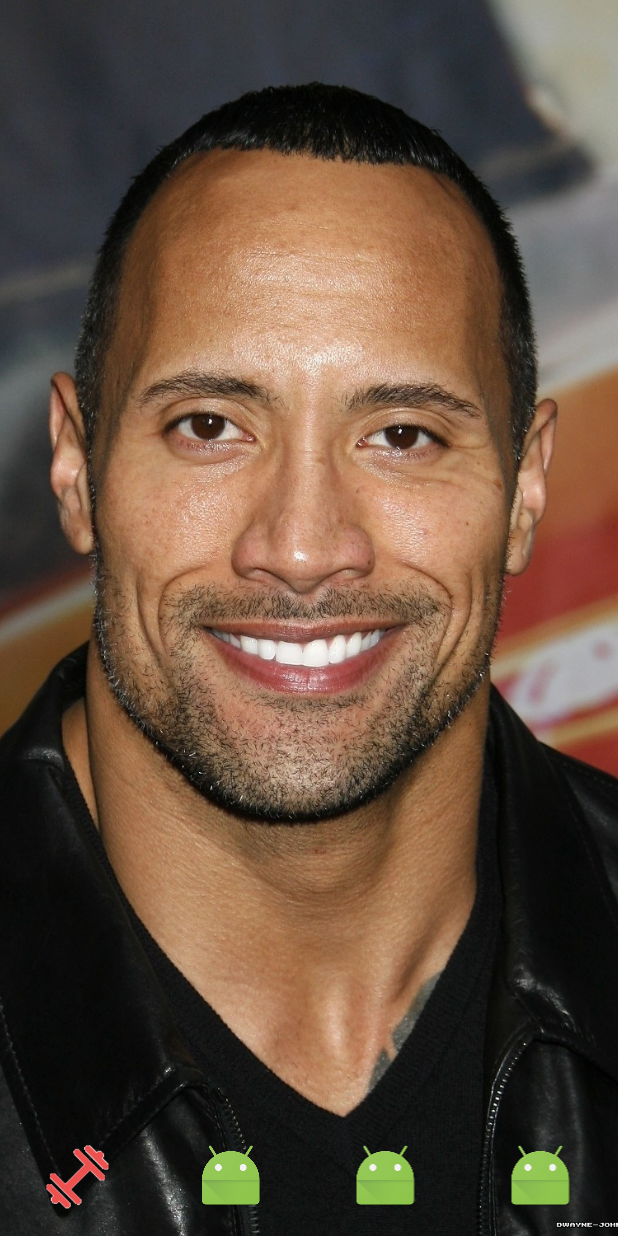
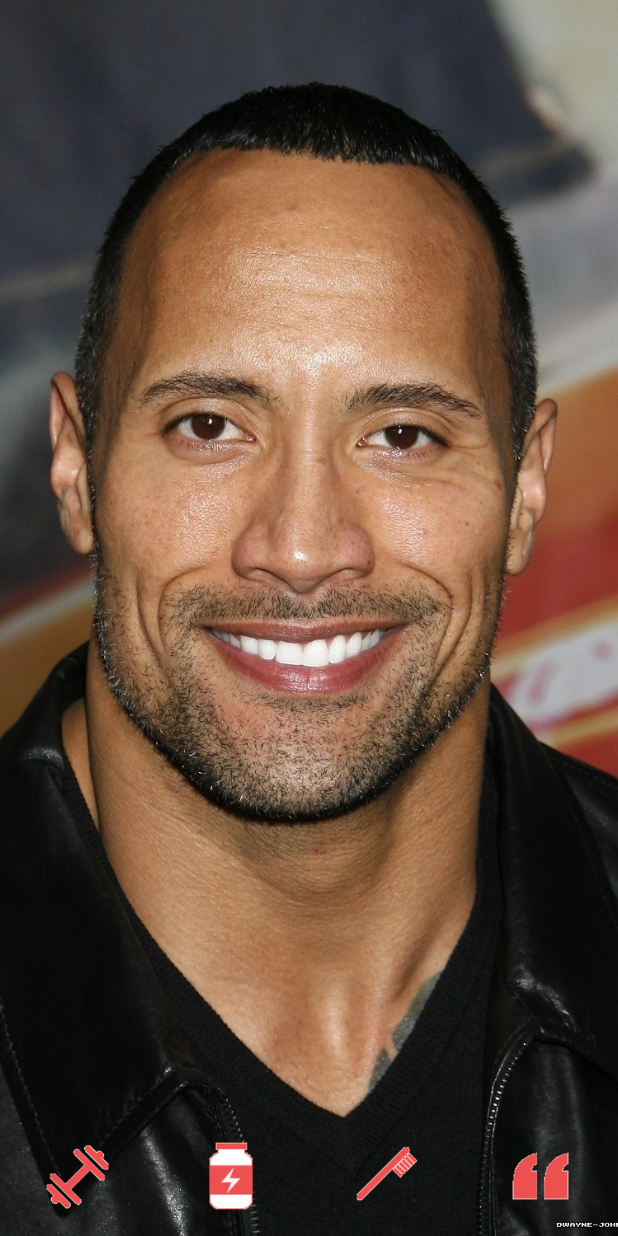
Before and after one commit to alexdriedger/my-pet-rock, an Android app: the screen it shows after launch (MainActivity), on a phone screen of 412 x 824 dp. Run offline under Robolectric (Android 15) with nearby library versions, the phone set to English and light mode, and no system bars.

Commit message:
Added Toothbrush and Quote Icon

```diff
--- a/app/src/main/java/com/example/alexdriedger/mypetrock/MainActivity.java
+++ b/app/src/main/java/com/example/alexdriedger/mypetrock/MainActivity.java
@@ -23,7 +23,8 @@ public class MainActivity extends AppCompatActivity {
         final ImageView mainImage = (ImageView) findViewById(R.id.main_image);
         final ImageView bActionWorkout = (ImageView) findViewById(R.id.muscle_button);
         final ImageView bActionEat = (ImageView) findViewById(R.id.food_button);
-        final ImageView bActionMain = (ImageView) findViewById(R.id.main_button);
+        final ImageView bActionToothBrush = (ImageView) findViewById(R.id.toothbrush_button);
+        final ImageView bActionQuote = (ImageView) findViewById(R.id.quote_button);
 
         Glide.with(mainImage.getContext()).load(R.drawable.rock_basic).into(mainImage);
 
@@ -41,11 +42,20 @@ public class MainActivity extends AppCompatActivity {
             }
         });
 
-        bActionMain.setOnClickListener(new View.OnClickListener() {
+        bActionToothBrush.setOnClickListener(new View.OnClickListener() {
             @Override
             public void onClick(View v) {
                 Glide.with(mainImage.getContext()).load(R.drawable.rock_basic).into(mainImage);
             }
         });
+
+
+        bActionQuote.setOnClickListener(new View.OnClickListener() {
+            @Override
+            public void onClick(View v) {
+                Toast.makeText(getApplicationContext(), "Quotes", Toast.LENGTH_LONG).show();
+                Glide.with(mainImage.getContext()).load(R.drawable.rock_basic).into(mainImage);
+            }
+        });
     }
 }
--- a/app/src/main/res/layout/activity_main.xml
+++ b/app/src/main/res/layout/activity_main.xml
@@ -29,7 +29,7 @@
             android:layout_width="80dp"
             android:layout_height="80dp"
             android:padding="@dimen/button_padding"
-            android:src="@drawable/muscle_icon_1"
+            android:src="@drawable/nav_dumbbell_icon"
             android:layout_weight="1"/>
 
         <ImageView
@@ -37,22 +37,23 @@
             android:layout_width="80dp"
             android:layout_height="80dp"
             android:padding="@dimen/button_padding"
-            android:src="@mipmap/ic_launcher"
+            android:src="@drawable/nav_protein_icon"
             android:layout_weight="1"/>
 
         <ImageView
-            android:id="@+id/main_button"
+            android:id="@+id/toothbrush_button"
             android:layout_width="80dp"
             android:layout_height="80dp"
             android:padding="@dimen/button_padding"
-            android:src="@mipmap/ic_launcher"
+            android:src="@drawable/nav_toothbrush_icon"
             android:layout_weight="1"/>
 
         <ImageView
+            android:id="@+id/quote_button"
             android:layout_width="80dp"
             android:layout_height="80dp"
             android:padding="@dimen/button_padding"
-            android:src="@mipmap/ic_launcher"
+            android:src="@drawable/nav_quote_icon"
             android:layout_weight="1"/>
 
     </LinearLayout>
```
Also changed, not shown: app/src/main/res/drawable/nav_dumbbell_icon.png (renamed from app/src/main/res/drawable/muscle_icon_1.png), app/src/main/res/drawable/nav_protein_icon.png (added), app/src/main/res/drawable/nav_quote_icon.png (added), app/src/main/res/drawable/nav_toothbrush_icon.png (added).
